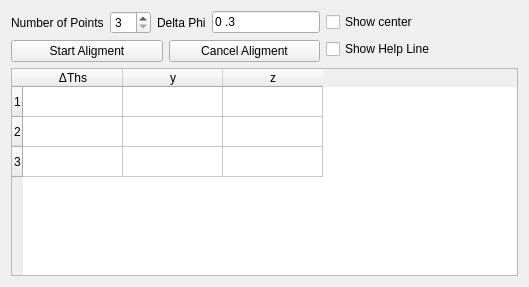
The window that gui/ui_files/centering.ui (natxo14/mxcube) describes before a commit, drawn with Qt 5.
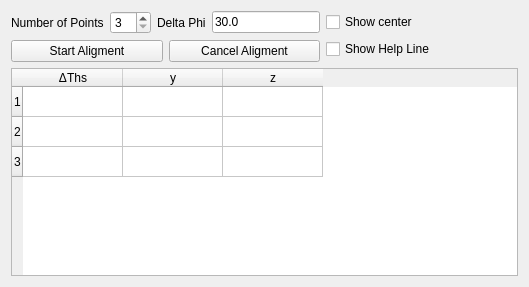
The same window after the commit.

Commit message: new default value for delta phi

```diff
--- a/gui/ui_files/centering.ui
+++ b/gui/ui_files/centering.ui
@@ -55,10 +55,10 @@
               </sizepolicy>
              </property>
              <property name="inputMask">
-              <string>00.00</string>
+              <string>00.0</string>
              </property>
              <property name="text">
-              <string>0.3</string>
+              <string>30.00</string>
              </property>
             </widget>
            </item>
```
